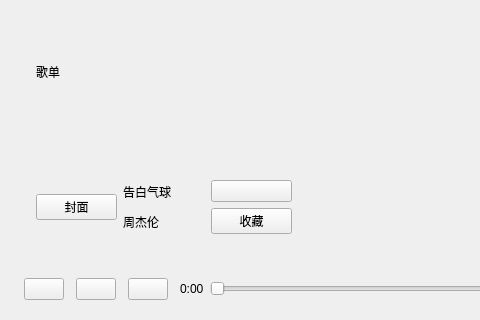
Before: the Qt Designer form mainwindow.ui in Modolet/1Music, drawn with Qt 5; both pictures show x 0 to 480 and y 350 to 670 of the 964 by 670 pixel window.
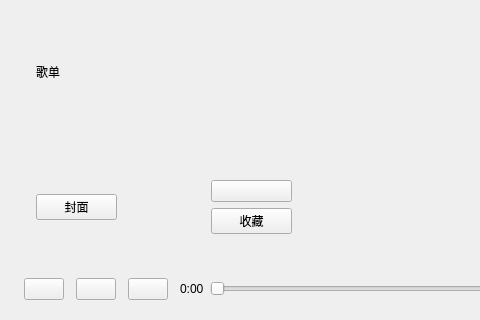
After: the same form once the commit is applied. Icons and pictures are not drawn.

Patch:
```diff
--- a/mainwindow.ui
+++ b/mainwindow.ui
@@ -220,14 +220,14 @@
                   <item>
                    <widget class="QLabel" name="label_SongName">
                     <property name="text">
-                     <string>告白气球</string>
+                     <string/>
                     </property>
                    </widget>
                   </item>
                   <item>
                    <widget class="QLabel" name="label_Singer">
                     <property name="text">
-                     <string>周杰伦</string>
+                     <string/>
                     </property>
                    </widget>
                   </item>
```
